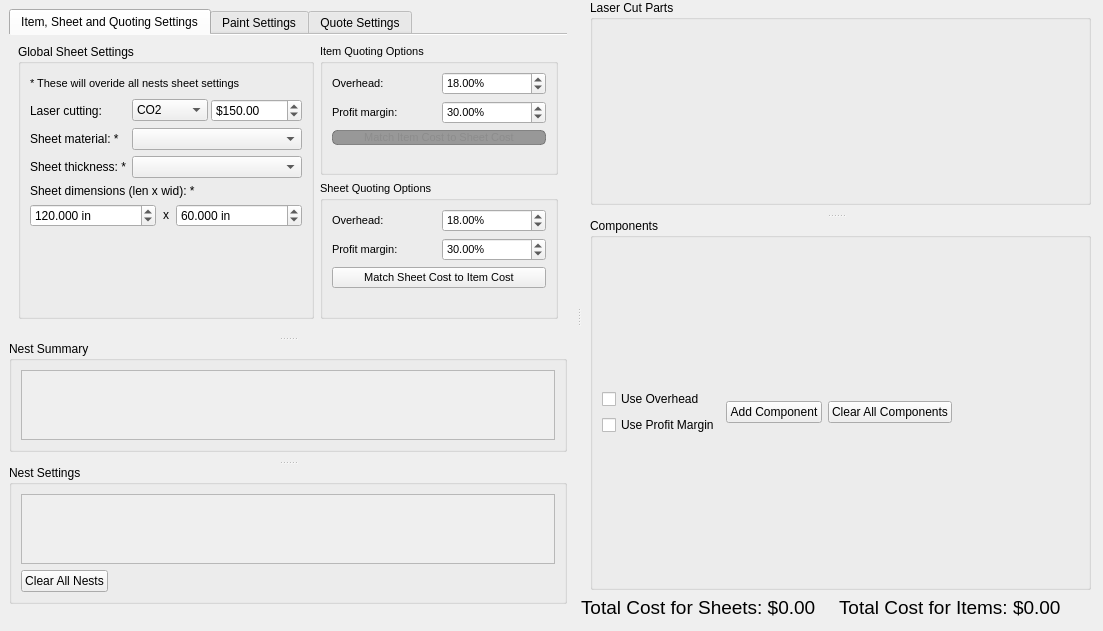
Before: the Qt Designer form ui/quote_widget.ui in TheCodingJsoftware/Invigo, drawn with Qt 5.
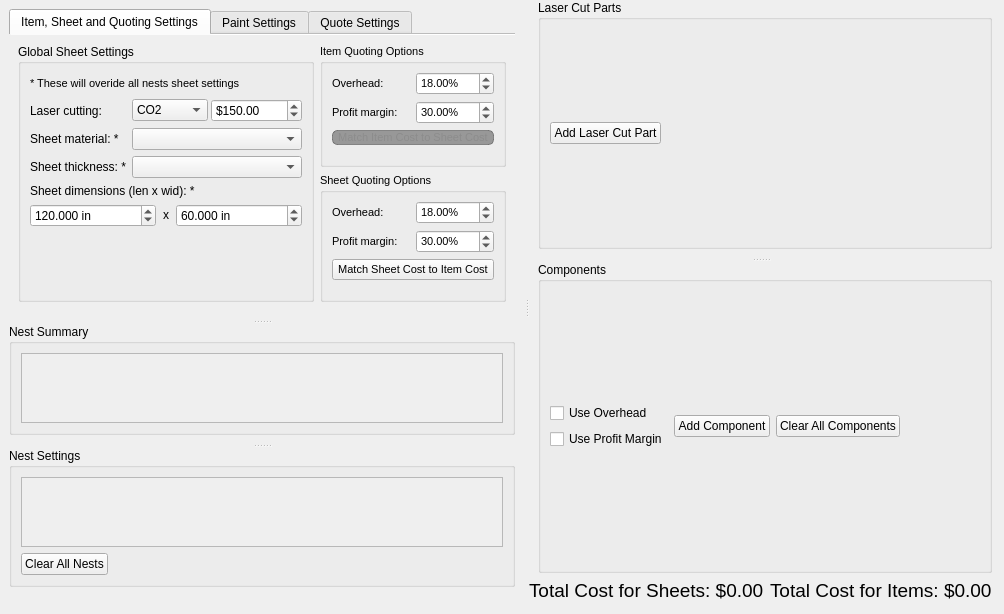
After: the same form once the commit is applied.

```diff
--- a/ui/quote_widget.ui
+++ b/ui/quote_widget.ui
@@ -6,8 +6,8 @@
    <rect>
     <x>0</x>
     <y>0</y>
-    <width>1103</width>
-    <height>631</height>
+    <width>724</width>
+    <height>461</height>
    </rect>
   </property>
   <property name="windowTitle">
@@ -1214,8 +1214,8 @@
                        <rect>
                         <x>0</x>
                         <y>0</y>
-                        <width>518</width>
-                        <height>69</height>
+                        <width>302</width>
+                        <height>58</height>
                        </rect>
                       </property>
                       <property name="sizePolicy">
@@ -1292,8 +1292,8 @@
                          <rect>
                           <x>0</x>
                           <y>0</y>
-                          <width>516</width>
-                          <height>69</height>
+                          <width>307</width>
+                          <height>52</height>
                          </rect>
                         </property>
                         <layout class="QVBoxLayout" name="verticalLayout_36">
@@ -1355,7 +1355,7 @@
       </layout>
      </widget>
      <widget class="QWidget" name="verticalWidget_4" native="true">
-      <layout class="QVBoxLayout" name="verticalLayout_19" stretch="1,0">
+      <layout class="QVBoxLayout" name="verticalLayout_19" stretch="0,0">
        <property name="rightMargin">
         <number>12</number>
        </property>
@@ -1392,7 +1392,7 @@
              <property name="title">
               <string>Laser Cut Parts</string>
              </property>
-             <layout class="QVBoxLayout" name="verticalLayout_26">
+             <layout class="QVBoxLayout" name="verticalLayout_26" stretch="1,0">
               <property name="spacing">
                <number>6</number>
               </property>
@@ -1406,6 +1406,30 @@
                 </property>
                </layout>
               </item>
+              <item>
+               <layout class="QHBoxLayout" name="horizontalLayout_4">
+                <item>
+                 <widget class="QPushButton" name="pushButton_add_laser_cut_part_2">
+                  <property name="text">
+                   <string>Add Laser Cut Part</string>
+                  </property>
+                 </widget>
+                </item>
+                <item>
+                 <spacer name="horizontalSpacer_2">
+                  <property name="orientation">
+                   <enum>Qt::Horizontal</enum>
+                  </property>
+                  <property name="sizeHint" stdset="0">
+                   <size>
+                    <width>40</width>
+                    <height>20</height>
+                   </size>
+                  </property>
+                 </spacer>
+                </item>
+               </layout>
+              </item>
              </layout>
             </widget>
            </item>
```
